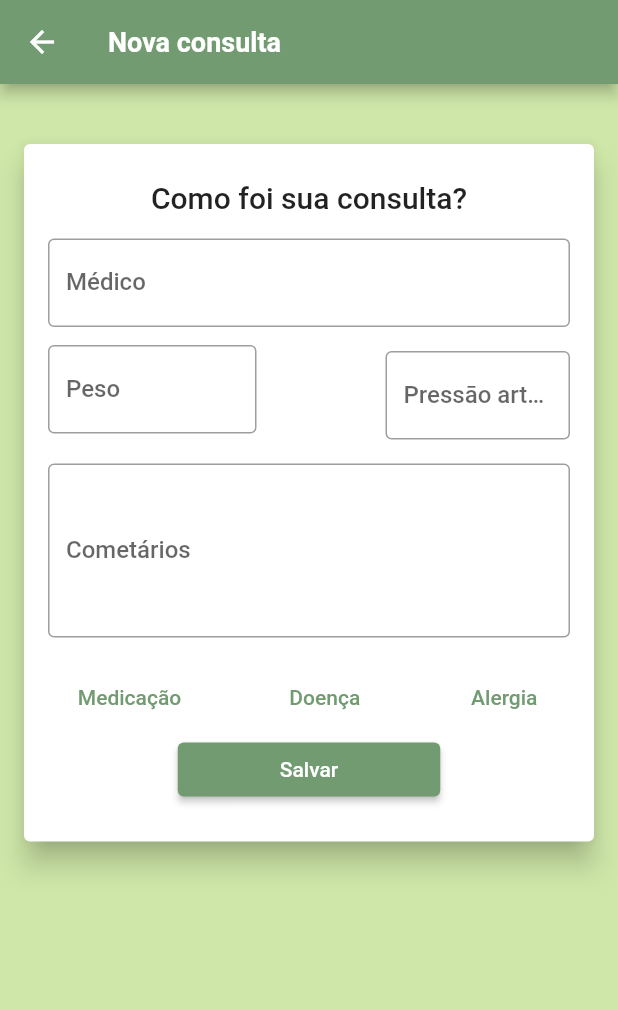
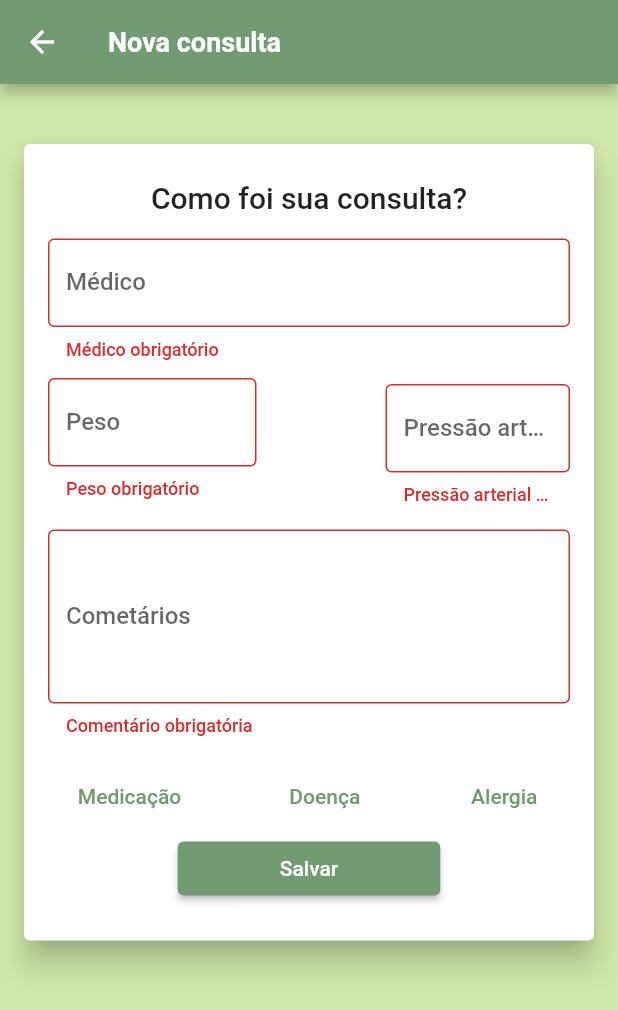
Before and after one commit to andreicampigotto/PDS2_Care-me, a Flutter app: the NewAppointmentScreen screen opened by its route, after a tap on "Salvar", on a phone screen of 412 x 824 dp. Shown: the top 1010 px of the screen. Run offline on Flutter 3.47's test engine with Material 2 defaults, Android fonts, the light colour scheme and no system bars; network calls fail.

Commit message:
adjuts in load  screens

```diff
--- a/lib/models/appointment_list.dart
+++ b/lib/models/appointment_list.dart
@@ -58,7 +58,7 @@ class AppointmentList with ChangeNotifier {
           appointmentId: apointmentId,
           doctor: apointmentData['doctor'],
           comments: apointmentData['comments'],
-          date: apointmentData['date'],
+          date: DateTime.parse(apointmentData['date']),
           weight: apointmentData['weight'],
           bloodPressure: apointmentData['bloodPressure'],
         ),
--- a/lib/screens/new_appointment_screen.dart
+++ b/lib/screens/new_appointment_screen.dart
@@ -35,7 +35,7 @@ class _NewAppointmentScreenState extends State<NewAppointmentScreen> {
         context: context,
         builder: (ctx) => AlertDialog(
           title: const Text('Ops, Error!'),
-          content: const Text('Ocorreu um error ao salvar consulta!'),
+          content: const Text('Ocorreu error ao salvar sua consulta!'),
           actions: [
             TextButton(
               onPressed: () => Navigator.of(context).pop(),
@@ -71,6 +71,7 @@ class _NewAppointmentScreenState extends State<NewAppointmentScreen> {
               margin: const EdgeInsets.only(left: 16, right: 16),
               elevation: 8,
               child: Form(
+                key: _formKey,
                 child: Column(
                   children: [
                     Container(
@@ -82,8 +83,7 @@ class _NewAppointmentScreenState extends State<NewAppointmentScreen> {
                         ),
                       ),
                     ),
-                    Form(
-                      child: Padding(
+                    Padding(
                       padding: const EdgeInsets.only(
                         left: 16,
                         right: 16,
@@ -99,8 +99,7 @@ class _NewAppointmentScreenState extends State<NewAppointmentScreen> {
                         onFieldSubmitted: (_) {
                           FocusScope.of(context).requestFocus(_weightFocus);
                         },
-                          onSaved: (doctor) =>
-                              _formData['doctor'] = doctor ?? '',
+                        onSaved: (doctor) => _formData['doctor'] = doctor ?? '',
                         validator: (_doctor) {
                           final doctor = _doctor ?? '';
                           if (doctor.trim().isEmpty) {
@@ -115,7 +114,6 @@ class _NewAppointmentScreenState extends State<NewAppointmentScreen> {
                         },
                       ),
                     ),
-                    ),
                     Row(
                       mainAxisAlignment: MainAxisAlignment.spaceBetween,
                       children: [
@@ -126,7 +124,7 @@ class _NewAppointmentScreenState extends State<NewAppointmentScreen> {
                             left: 16,
                           ),
                           child: TextFormField(
-                            initialValue: _formData['price']?.toString(),
+                            initialValue: _formData['weight']?.toString(),
                             decoration: const InputDecoration(
                               labelText: 'Peso',
                               border: OutlineInputBorder(),
@@ -140,7 +138,7 @@ class _NewAppointmentScreenState extends State<NewAppointmentScreen> {
                               FocusScope.of(context)
                                   .requestFocus(_bloodPressureFocus);
                             },
-                            onSaved: (weight) => _formData['price'] =
+                            onSaved: (weight) => _formData['weight'] =
                                 double.parse(weight ?? '0'),
                             validator: (_weight) {
                               final weightString = _weight ?? '';
```
Lines whose indentation alone changed are shown as unchanged.
